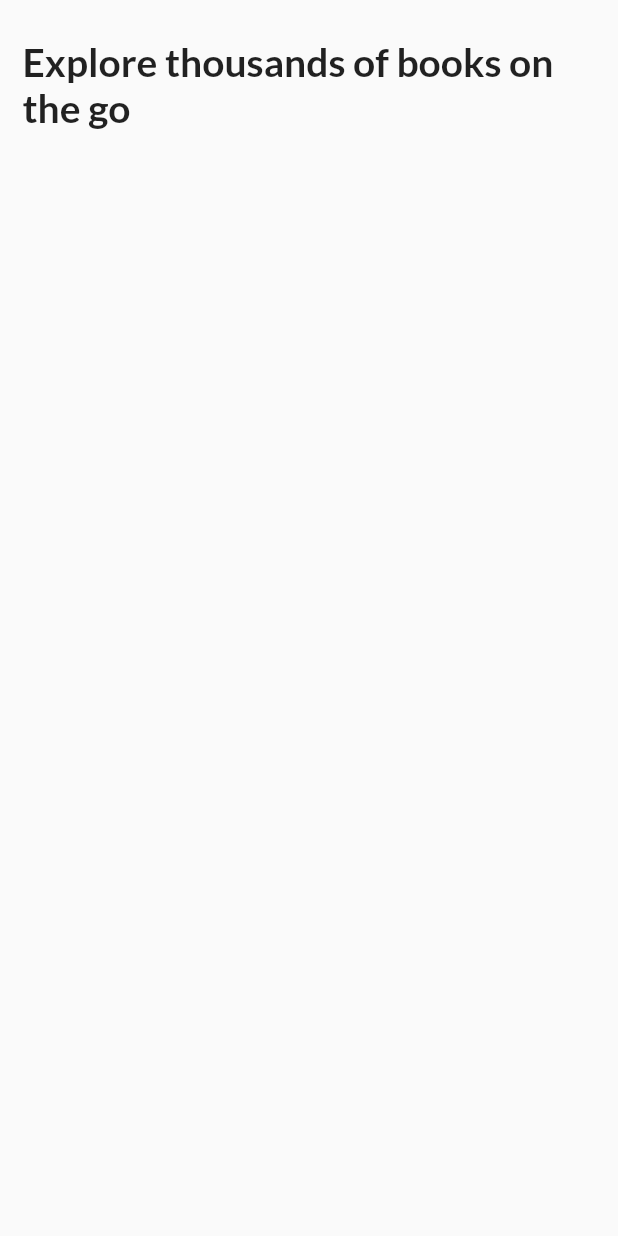
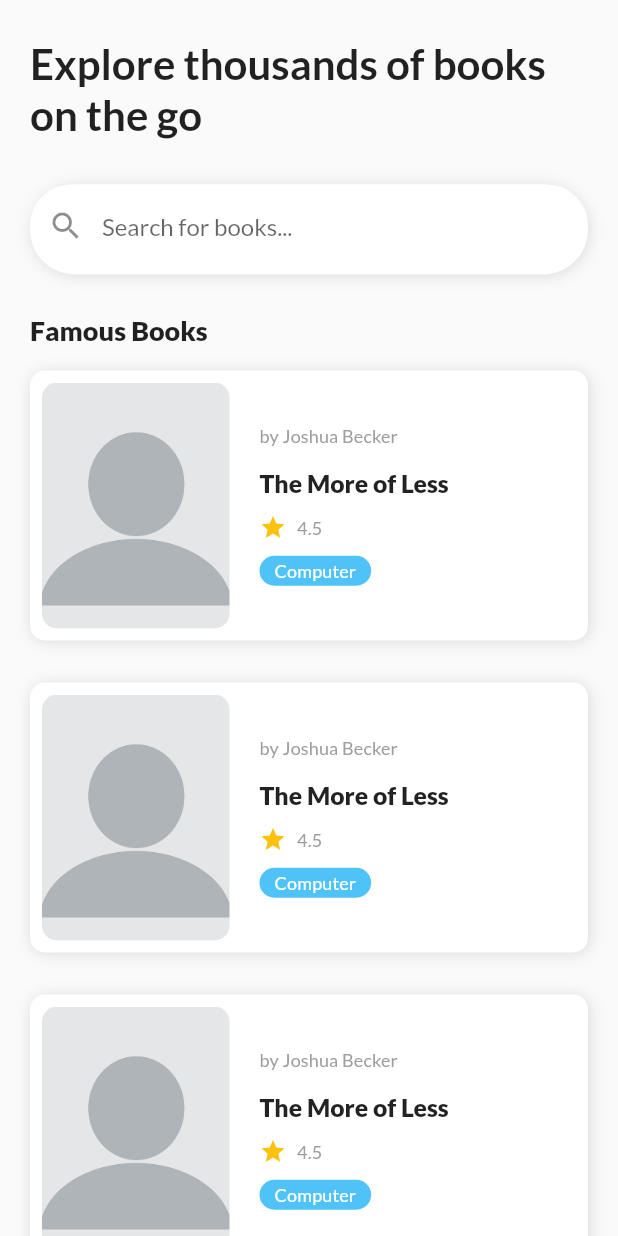
Before and after one commit to JamiuJimoh/g_books, a Flutter app: the screen it shows once a user with an empty profile is signed in, on a phone screen of 412 x 824 dp. Run offline on Flutter 3.47's test engine with Material 2 defaults, Android fonts, the phone set to English and light mode, and no system bars; our stand-ins replace firebase_auth, firebase_core, google_fonts, google_sign_in; accounts and stored records are empty.

Commit message:
created the SearchBar and the BookContainer

```diff
--- a/lib/main.dart
+++ b/lib/main.dart
@@ -25,6 +25,7 @@ class MyApp extends StatelessWidget {
           primaryColor: Colors.lightBlue[300],
           textTheme: GoogleFonts.latoTextTheme(
             Theme.of(context).textTheme,
+
           ),
         ),
         home: const LandingPage(),
--- a/lib/presentation/custom_widgets/custom_text_form_field.dart
+++ b/lib/presentation/custom_widgets/custom_text_form_field.dart
@@ -4,7 +4,6 @@ class CustomTextFormField extends StatelessWidget {
   final TextStyle? style;
   final TextInputAction? textInputAction;
   final Color? cursorColor;
-  final Color? fillColor;
   final int? maxLines;
   final double? borderRadius;
   final String? labelText;
@@ -20,6 +19,7 @@ class CustomTextFormField extends StatelessWidget {
   final void Function(String?)? onSaved;
   final void Function(String)? onChanged;
   final String? Function(String?)? validator;
+  final InputBorder? focusedBorder;
   final bool obscureText;
   final bool enabled;
   final bool? autofocus;
@@ -29,9 +29,8 @@ class CustomTextFormField extends StatelessWidget {
     this.style,
     this.textInputAction,
     this.cursorColor,
-    this.fillColor,
     this.maxLines,
-    this.borderRadius = 5.0,
+    this.borderRadius = 30.0,
     this.labelText,
     this.hintText,
     this.initialValue,
@@ -45,6 +44,7 @@ class CustomTextFormField extends StatelessWidget {
     this.onChanged,
     this.controller,
     this.validator,
+    this.focusedBorder,
     this.obscureText = false,
     this.enabled = true,
     this.autofocus = false,
@@ -64,8 +64,6 @@ class CustomTextFormField extends StatelessWidget {
       onSaved: onSaved,
       onChanged: onChanged,
       decoration: InputDecoration(
-        filled: true,
-        fillColor: fillColor,
         prefixIcon: prefixIcon,
         icon: icon,
         suffixIcon: suffixIcon,
@@ -75,6 +73,7 @@ class CustomTextFormField extends StatelessWidget {
         hintText: hintText,
         errorText: errorText,
         enabled: enabled,
+        focusedBorder: focusedBorder,
         border: OutlineInputBorder(
           borderRadius: BorderRadius.all(
             Radius.circular(borderRadius!),
@@ -84,7 +83,8 @@ class CustomTextFormField extends StatelessWidget {
           borderRadius: BorderRadius.all(
             Radius.circular(borderRadius!),
           ),
-          borderSide: BorderSide(color: Theme.of(context).backgroundColor),
+          borderSide: borderSide ??
+              BorderSide(color: Theme.of(context).backgroundColor),
         ),
       ),
       validator: validator,
--- a/lib/presentation/screens/home/home_page.dart
+++ b/lib/presentation/screens/home/home_page.dart
@@ -1,6 +1,12 @@
+import 'package:firebase_auth/firebase_auth.dart';
 import 'package:flutter/material.dart';
+import 'widgets/book_container.dart';
+import '../../custom_widgets/show_exception_alert_dialog.dart';
+import '../../../services/auth.dart';
+import 'package:provider/provider.dart';
+import 'widgets/search_bar_text_field.dart';
 
-class HomePage extends StatelessWidget {
+class HomePage extends StatefulWidget {
   const HomePage({Key? key}) : super(key: key);
 
   static Widget create(BuildContext context) {
@@ -8,22 +14,85 @@ class HomePage extends StatelessWidget {
   }
 
   @override
+  State<HomePage> createState() => _HomePageState();
+}
+
+class _HomePageState extends State<HomePage> {
+  final _textController = TextEditingController();
+
+  @override
+  void dispose() {
+    super.dispose();
+    _textController.dispose();
+  }
+
+  Future<void> _signOut(BuildContext context) async {
+    try {
+      final auth = Provider.of<AuthBase>(context, listen: false);
+      await auth.signOut();
+    } on FirebaseAuthException catch (e) {
+      showExceptionAlertDialog(
+        context,
+        title: 'Operation Failed',
+        exception: e,
+      );
+    }
+  }
+
+  @override
   Widget build(BuildContext context) {
     return SafeArea(
       child: Scaffold(
-        body: Padding(
-          padding: const EdgeInsets.symmetric(vertical: 10, horizontal: 15.0),
+        // appBar: AppBar(
+        //   actions: [
+        //     IconButton(
+        //       onPressed: () => _signOut(context),
+        //       icon: const Icon(
+        //         Icons.exit_to_app,
+        //       ),
+        //     )
+        //   ],
+        // ),
+        body: SingleChildScrollView(
+          child: Padding(
+            padding: const EdgeInsets.symmetric(vertical: 10, horizontal: 20.0),
             child: Column(
+              crossAxisAlignment: CrossAxisAlignment.start,
               children: [
                 const SizedBox(height: 15.0),
                 Text(
                   'Explore thousands of books on the go',
                   style: Theme.of(context).textTheme.bodyText1?.copyWith(
-                      fontSize: 26.0,
+                        fontSize: 28.0,
                         fontWeight: FontWeight.bold,
                       ),
                 ),
+                const SizedBox(height: 30.0),
+                SearchBarTextField(
+                  prefixIcon: const Icon(Icons.search),
+                  controller: _textController,
+                  hintText: 'Search for books...',
+                  onChanged: print,
+                ),
+                const SizedBox(height: 26.0),
+                Text(
+                  'Famous Books',
+                  style: Theme.of(context).textTheme.bodyText1?.copyWith(
+                        fontSize: 18.0,
+                        fontWeight: FontWeight.w900,
+                      ),
+                ),
+                const SizedBox(height: 16.0),
+                const BookContainer(),
+                const SizedBox(height: 28.0),
+                const BookContainer(),
+                const SizedBox(height: 28.0),
+                const BookContainer(),
+                const SizedBox(height: 28.0),
+                const BookContainer(),
+                const SizedBox(height: 28.0),
               ],
+            ),
           ),
         ),
       ),
--- /dev/null
+++ b/lib/presentation/screens/home/widgets/book_container.dart
@@ -0,0 +1,98 @@
+import 'package:flutter/material.dart';
+import 'package:g_books/presentation/screens/home/widgets/image_container.dart';
+
+class BookContainer extends StatelessWidget {
+  const BookContainer({Key? key}) : super(key: key);
+
+  @override
+  Widget build(BuildContext context) {
+    return Container(
+      padding: const EdgeInsets.all(8.0),
+      height: 180.0,
+      width: double.infinity,
+      decoration: BoxDecoration(
+        color: Colors.white,
+        boxShadow: const [
+          BoxShadow(
+            color: Colors.black12,
+            blurRadius: 8,
+            offset: Offset(1, 1),
+          ),
+        ],
+        borderRadius: BorderRadius.circular(
+          10.0,
+        ),
+      ),
+      child: Row(
+        children: [
+          const ImageContainer(),
+          const SizedBox(width: 20.0),
+          Expanded(
+            child: Column(
+              crossAxisAlignment: CrossAxisAlignment.start,
+              mainAxisAlignment: MainAxisAlignment.center,
+              children: [
+                Text(
+                  'by Joshua Becker',
+                  style: Theme.of(context).textTheme.subtitle2?.copyWith(
+                        color: Colors.grey,
+                        fontSize: 12.0,
+                      ),
+                ),
+                const SizedBox(height: 15.0),
+                Text(
+                  'The More of Less',
+                  style: Theme.of(context).textTheme.bodyText1?.copyWith(
+                        fontSize: 16.5,
+                        fontWeight: FontWeight.w800,
+                      ),
+                ),
+                const SizedBox(height: 10.0),
+                Row(
+                  children: [
+                    const Icon(Icons.star, color: Colors.amber, size: 18.0),
+                    const SizedBox(width: 7.0),
+                    Text(
+                      '4.5',
+                      style: Theme.of(context).textTheme.subtitle2?.copyWith(
+                            color: Colors.grey,
+                            fontSize: 12.0,
+                          ),
+                    ),
+                  ],
+                ),
+                const SizedBox(height: 10.0),
+                const _BookCategoryChip(category: 'Computer'),
+              ],
+            ),
+          ),
+        ],
+      ),
+    );
+  }
+}
+
+class _BookCategoryChip extends StatelessWidget {
+  const _BookCategoryChip({Key? key, required this.category}) : super(key: key);
+  final String category;
+
+  @override
+  Widget build(BuildContext context) {
+    return Container(
+      padding: const EdgeInsets.symmetric(vertical: 3.0, horizontal: 10.0),
+      decoration: BoxDecoration(
+        color: Colors.lightBlue[300],
+        borderRadius: BorderRadius.circular(
+          10.0,
+        ),
+      ),
+      child: Text(
+        category,
+        style: Theme.of(context).textTheme.subtitle2?.copyWith(
+              color: Colors.white,
+              fontSize: 12.0,
+            ),
+      ),
+    );
+  }
+}
--- /dev/null
+++ b/lib/presentation/screens/home/widgets/image_container.dart
@@ -0,0 +1,21 @@
+import 'package:flutter/material.dart';
+
+class ImageContainer extends StatelessWidget {
+  const ImageContainer({Key? key}) : super(key: key);
+
+  @override
+  Widget build(BuildContext context) {
+    return Container(
+      width: 125.0,
+      decoration: const BoxDecoration(
+        borderRadius: BorderRadius.all(
+          Radius.circular(10.0),
+        ),
+        image: DecorationImage(
+          image: AssetImage('assets/images/blank-profile-picture.png'),
+          fit: BoxFit.cover,
+        ),
+      ),
+    );
+  }
+}
--- /dev/null
+++ b/lib/presentation/screens/home/widgets/search_bar_text_field.dart
@@ -0,0 +1,68 @@
+import 'package:flutter/material.dart';
+
+import '../../../custom_widgets/custom_text_form_field.dart';
+
+// class SearchBarTextField extends CustomTextFormField {
+// const SearchBarTextField({
+//   Key? key,
+//   required Widget prefixIcon,
+//   required TextEditingController controller,
+//   required void Function(String)? onChanged,
+//   required String hintText,
+// }) : super(
+//           key: key,
+//           borderRadius: 30.0,
+//           controller: controller,
+//           hintText: hintText,
+//           onChanged: onChanged,
+//           prefixIcon: prefixIcon,
+//         );
+// }
+
+class SearchBarTextField extends StatelessWidget {
+  const SearchBarTextField({
+    Key? key,
+    required this.prefixIcon,
+    required this.controller,
+    required this.onChanged,
+    required this.hintText,
+  }) : super(key: key);
+  final Widget prefixIcon;
+  final TextEditingController controller;
+  final void Function(String)? onChanged;
+  final String hintText;
+
+  @override
+  Widget build(BuildContext context) {
+    return Stack(
+      children: [
+        Container(
+          height: 60.0,
+          decoration: BoxDecoration(
+            color: Colors.white,
+            boxShadow: const [
+              BoxShadow(
+                color: Colors.black12,
+                blurRadius: 8,
+                offset: Offset(1, 1),
+              ),
+            ],
+            borderRadius: BorderRadius.circular(
+              30.0,
+            ),
+          ),
+        ),
+        CustomTextFormField(
+          prefixIcon: prefixIcon,
+          controller: controller,
+          onChanged: onChanged,
+          hintText: hintText,
+          focusedBorder: InputBorder.none,
+          borderSide: const BorderSide(
+            color: Colors.white,
+          ),
+        ),
+      ],
+    );
+  }
+}
--- a/lib/presentation/screens/sign_in/email_sign_in_form.dart
+++ b/lib/presentation/screens/sign_in/email_sign_in_form.dart
@@ -58,7 +58,7 @@ class _EmailSignInFormState extends State<EmailSignInForm> {
       await model.submit();
       if (!mounted) return;
       Navigator.of(context).pushReplacement(
-        MaterialPageRoute(builder: (_) => LandingPage()),
+        MaterialPageRoute(builder: (_) => const LandingPage()),
       );
       setState(() {
         _isLoading = false;
--- a/lib/presentation/screens/sign_in/widgets/sign_in_text_field.dart
+++ b/lib/presentation/screens/sign_in/widgets/sign_in_text_field.dart
@@ -22,7 +22,6 @@ class SignInTextField extends CustomTextFormField {
           errorText: errorText,
           enabled: enabled,
           onChanged: onChanged,
-          fillColor: Colors.white,
           prefixIcon: prefixIcon,
           suffixIcon: suffixIcon,
           labelText: labelText,
```
Lines whose indentation alone changed are shown as unchanged.
